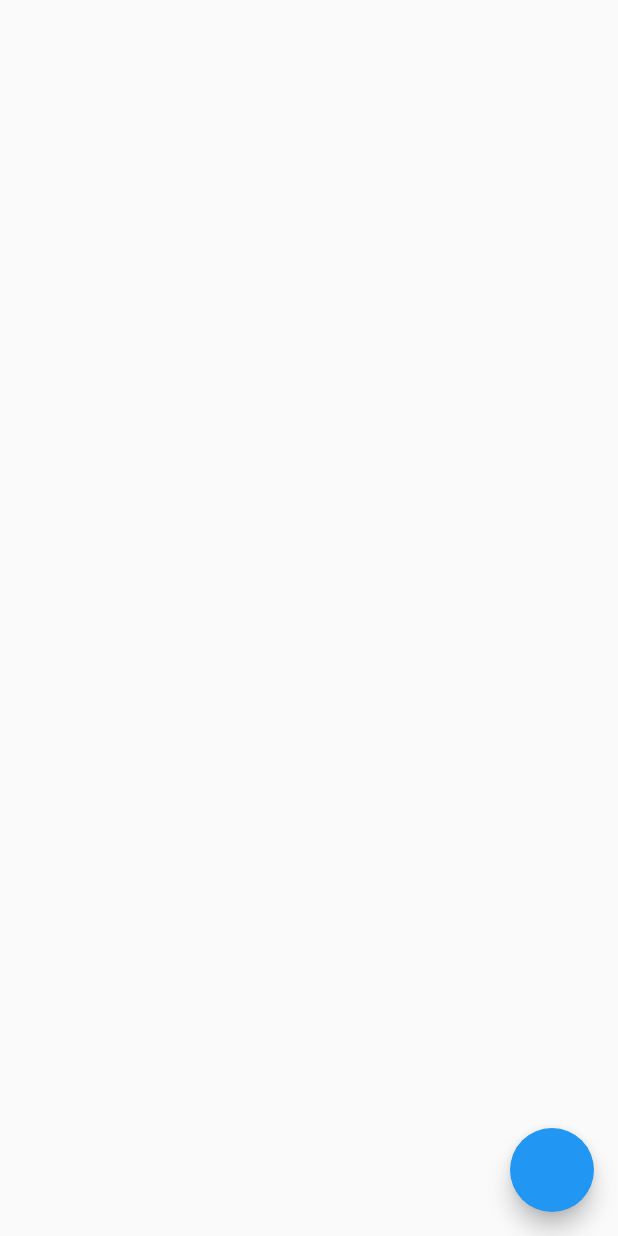
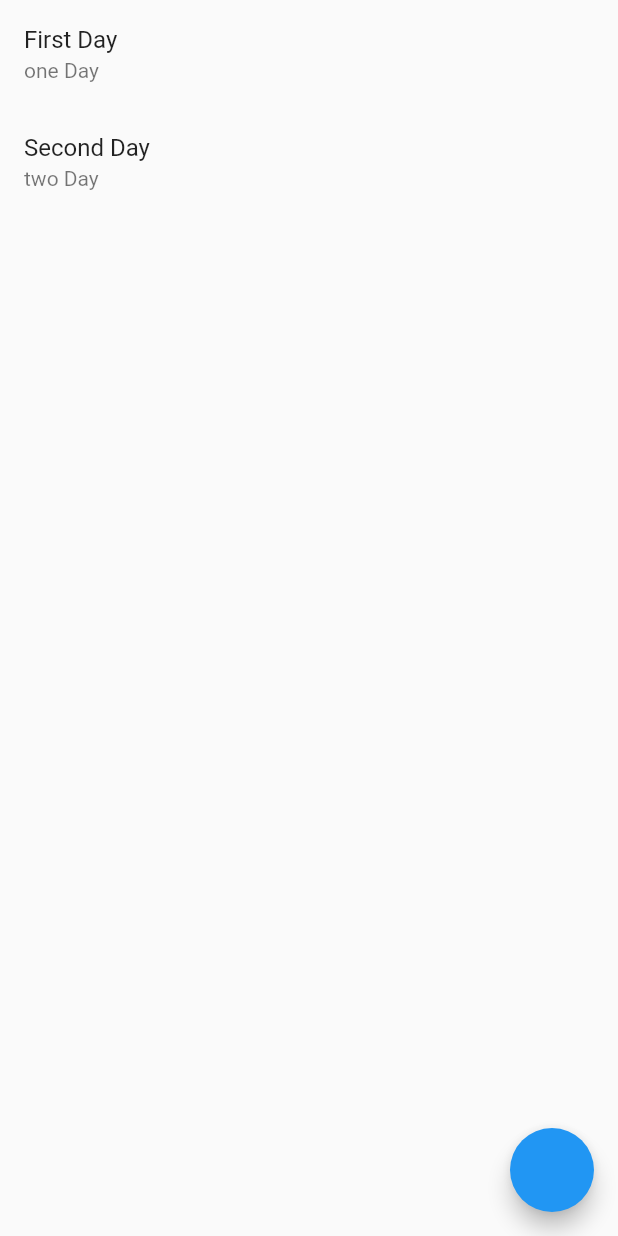
Before and after one commit to Pratikpatel117/note_app, a Flutter app: the HomePage screen opened directly, on a phone screen of 412 x 824 dp. Run offline on Flutter 3.47's test engine with Material 2 defaults, Android fonts, the phone set to English and light mode, and no system bars.

Commit message:
add list

```diff
--- /dev/null
+++ b/lib/utils/global_value.dart
@@ -0,0 +1,8 @@
+import 'package:note_app/widget/notes_widget.dart';
+
+class GlobalValue {
+  List<NotesData> notesList = [
+    NotesData(notes: "First Day", subNotes: "one Day"),
+    NotesData(notes: "Second Day", subNotes: "two Day"),
+  ];
+}
--- a/lib/view/home_page.dart
+++ b/lib/view/home_page.dart
@@ -1,5 +1,9 @@
+// ignore_for_file: prefer_const_literals_to_create_immutables
+
 import 'package:flutter/material.dart';
+import 'package:note_app/utils/global_value.dart';
 import 'package:note_app/widget/add_note.dart';
+import 'package:note_app/widget/notes_widget.dart';
 
 class HomePage extends StatefulWidget {
   const HomePage({super.key});
@@ -9,48 +13,37 @@ class HomePage extends StatefulWidget {
 }
 
 class _HomePageState extends State<HomePage> {
+  List<NotesData> notes = [
+    NotesData(notes: "First Day", subNotes: "one Day"),
+    NotesData(notes: "Second Day", subNotes: "two Day"),
+  ];
+
+  addNotes() {}
+
   @override
   Widget build(BuildContext context) {
     return Scaffold(
       body: Column(
-        children: [],
+        children: [
+          Expanded(
+            child: ListView.builder(
+                itemCount: GlobalValue().notesList.length,
+                itemBuilder: (context, index) {
+                  return NotesWidget(
+                      notes: GlobalValue().notesList[index].notes,
+                      subTitle: GlobalValue().notesList[index].subNotes);
+                }),
+          ),
+        ],
       ),
       floatingActionButton: FloatingActionButton(onPressed: () {
         showModalBottomSheet(
           context: context,
           builder: (context) {
-            return Wrap(
-              children: [
-                ListTile(
-                  leading: Icon(Icons.share),
-                  title: Text('Share'),
-                ),
-                ListTile(
-                  leading: Icon(Icons.copy),
-                  title: Text('Copy Link'),
-                ),
-                ListTile(
-                  leading: Icon(Icons.edit),
-                  title: Text('Edit'),
-                ),
-              ],
-            );
+            return const NotesField();
           },
         );
       }),
     );
   }
-
-  Future bottomSheet(BuildContext context) {
-    return showModalBottomSheet(
-        shape: RoundedRectangleBorder(
-            borderRadius: BorderRadius.vertical(top: Radius.circular(25.0))),
-        backgroundColor: Colors.black,
-        context: context,
-        isScrollControlled: true,
-        builder: (context) => Padding(
-              padding: const EdgeInsets.symmetric(horizontal: 18),
-              child: NotesField(),
-            ));
-  }
 }
--- a/lib/widget/notes_widget.dart
+++ b/lib/widget/notes_widget.dart
@@ -0,0 +1,24 @@
+import 'package:flutter/material.dart';
+
+class NotesWidget extends StatelessWidget {
+  const NotesWidget({super.key, required this.notes, required this.subTitle});
+  final String notes;
+  final String subTitle;
+  @override
+  Widget build(BuildContext context) {
+    return ListTile(
+      title: Text(notes),
+      subtitle: Text(subTitle),
+    );
+  }
+}
+
+class NotesData {
+  final String notes;
+  final String subNotes;
+
+  NotesData({
+    required this.notes,
+    required this.subNotes,
+  });
+}
```
Also changed, not shown: lib/main.dart (+3 -12 lines), lib/widget/add_note.dart (+75 -0 lines).
